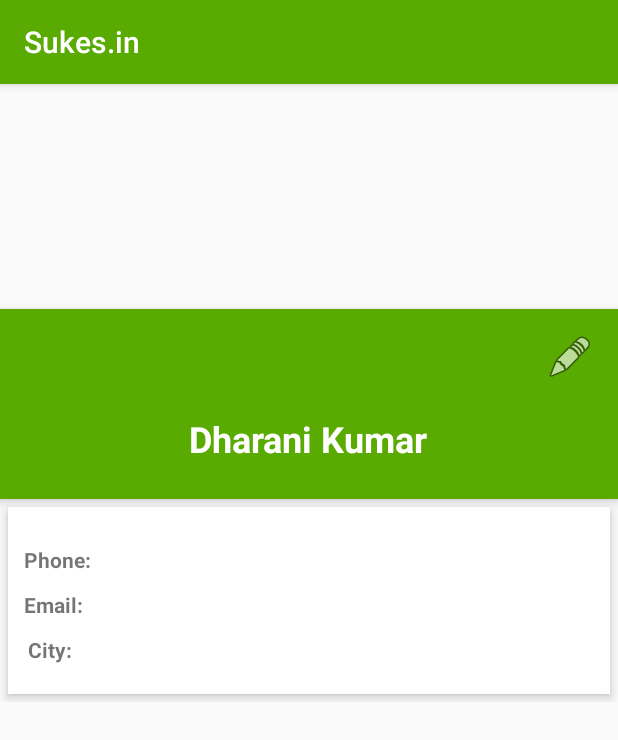
After one commit to dharaniab98/sukes, an Android app: the Profile_Activity screen opened directly, with no data from a screen before it, on a phone screen of 412 x 824 dp. The commit adds this screen. Shown: the top 740 px of the screen. Run offline under Robolectric (Android 15) with nearby library versions, the phone set to English and light mode, and no system bars; our stand-ins replace CircleImageView.

Commit message:
working fine

```diff
--- a/app/build.gradle
+++ b/app/build.gradle
@@ -26,5 +26,7 @@ dependencies {
     implementation 'com.android.support.constraint:constraint-layout:1.0.2'
     testImplementation 'junit:junit:4.12'
     androidTestImplementation 'com.android.support.test:runner:1.0.1'
+    compile 'de.hdodenhof:circleimageview:2.1.0'
     androidTestImplementation 'com.android.support.test.espresso:espresso-core:3.0.1'
+
 }
--- a/app/src/main/AndroidManifest.xml
+++ b/app/src/main/AndroidManifest.xml
@@ -13,12 +13,18 @@
             android:name=".MainActivity"
             android:label="@string/app_name"
             android:theme="@style/AppTheme.NoActionBar">
+
+        </activity>
+        <activity android:name=".Paid_Services_Activity" />
+        <activity android:name=".Profile_Activity" />
+        <activity android:name=".Login_Activity" >
             <intent-filter>
                 <action android:name="android.intent.action.MAIN" />
 
                 <category android:name="android.intent.category.LAUNCHER" />
             </intent-filter>
         </activity>
+        <activity android:name=".Signup_Activity"></activity>
     </application>
 
 </manifest>
--- /dev/null
+++ b/app/src/main/java/com/example/dharani/navigation/Profile_Activity.java
@@ -0,0 +1,13 @@
+package com.example.dharani.navigation;
+
+import android.support.v7.app.AppCompatActivity;
+import android.os.Bundle;
+
+public class Profile_Activity extends AppCompatActivity {
+
+    @Override
+    protected void onCreate(Bundle savedInstanceState) {
+        super.onCreate(savedInstanceState);
+        setContentView(R.layout.profile);
+    }
+}
--- a/app/src/main/res/layout/activity_login.xml
+++ b/app/src/main/res/layout/activity_login.xml
@@ -45,7 +45,7 @@
                 android:hint="Password"/>
         </android.support.design.widget.TextInputLayout>
 
-        <android.support.v7.widget.AppCompatButton
+        <Button
             android:id="@+id/btn_login"
             android:layout_width="fill_parent"
             android:layout_height="wrap_content"
--- /dev/null
+++ b/app/src/main/res/layout/profile.xml
@@ -0,0 +1,135 @@
+<?xml version="1.0" encoding="utf-8"?>
+<ScrollView xmlns:android="http://schemas.android.com/apk/res/android"
+    xmlns:app="http://schemas.android.com/apk/res-auto"
+    xmlns:tools="http://schemas.android.com/tools"
+
+    android:layout_width="match_parent"
+    android:layout_height="match_parent">
+
+    <RelativeLayout
+        android:layout_width="match_parent"
+        android:layout_height="match_parent"
+        android:id="@+id/layout">
+
+
+        <ImageView
+            android:id="@+id/header_cover_image"
+            android:layout_width="match_parent"
+            android:layout_height="150dp"
+            android:background="?attr/selectableItemBackgroundBorderless"
+            android:scaleType="centerCrop"
+
+            />
+
+        <de.hdodenhof.circleimageview.CircleImageView
+            xmlns:app="http://schemas.android.com/apk/res-auto"
+
+            android:clickable="true"
+            app:civ_border_width="3dp"
+            app:civ_border_color="#FFFFFFFF"
+
+            android:id="@+id/profile"
+            android:layout_width="200dp"
+            android:layout_height="200dp"
+            android:layout_below="@+id/header_cover_image"
+            android:layout_centerHorizontal="true"
+            android:layout_marginTop="-130dp"
+            android:elevation="5dp"
+            android:padding="20dp"
+            android:scaleType="centerCrop"
+             />
+
+        <RelativeLayout
+            android:id="@+id/profile_layout"
+            android:layout_width="match_parent"
+            android:layout_height="wrap_content"
+            android:layout_below="@+id/header_cover_image"
+            android:background="#59ab02"
+            android:elevation="4dp"
+            android:paddingBottom="24dp">
+
+
+            <ImageView
+                android:id="@+id/edit"
+                android:layout_width="wrap_content"
+                android:layout_height="wrap_content"
+                android:layout_alignParentRight="true"
+                android:layout_marginLeft="16dp"
+                android:layout_marginRight="16dp"
+                android:layout_marginTop="16dp"
+                android:clickable="true"
+
+                android:src="@android:drawable/ic_menu_edit" />
+
+            <TextView
+                android:id="@+id/name"
+                android:layout_width="wrap_content"
+                android:layout_height="wrap_content"
+                android:layout_centerHorizontal="true"
+                android:layout_marginTop="70dp"
+                android:text="Dharani Kumar"
+                android:textColor="#fff"
+                android:textSize="24sp"
+                android:textStyle="bold" />
+        </RelativeLayout>
+
+
+        <LinearLayout
+            android:layout_width="match_parent"
+            android:layout_height="match_parent"
+            android:layout_below="@+id/profile_layout"
+            android:layout_margin="5dp"
+            android:layout_marginTop="5dp"
+            android:background="#fff"
+            android:elevation="4dp"
+            android:orientation="vertical"
+            android:paddingTop="20dp"
+            android:paddingBottom="20dp"
+            android:paddingRight="5dp"
+            android:paddingLeft="5dp"
+
+            >
+
+            <TextView
+                android:id="@+id/phone"
+                android:layout_width="wrap_content"
+                android:layout_height="wrap_content"
+                android:layout_margin="5dp"
+                android:clickable="true"
+                android:text="Phone: "
+                android:textStyle="bold"
+                android:layout_marginLeft="25dp"
+                app:layout_constraintLeft_toLeftOf="parent"
+                android:layout_marginTop="8dp"
+                 />
+
+            <TextView
+                android:id="@+id/mail"
+                android:layout_width="wrap_content"
+                android:layout_height="wrap_content"
+                android:layout_margin="5dp"
+                android:clickable="true"
+                android:text="Email: "
+                android:textStyle="bold"
+                android:layout_marginLeft="8dp"
+                app:layout_constraintLeft_toLeftOf="parent"
+                android:layout_marginTop="8dp"
+                 />
+
+            <TextView
+                android:id="@+id/city"
+                android:layout_width="wrap_content"
+                android:layout_height="wrap_content"
+                android:layout_marginTop="5dp"
+                android:clickable="true"
+                android:text="City: "
+                android:textStyle="bold"
+                app:layout_constraintTop_toBottomOf="@+id/textView15"
+                android:layout_marginLeft="8dp"
+                 />
+
+
+
+        </LinearLayout>
+    </RelativeLayout>
+</ScrollView>
```
Also changed, not shown: app/src/main/java/com/example/dharani/navigation/Login_Activity.java (added, +158 -0 lines), app/src/main/java/com/example/dharani/navigation/MainActivity.java (+12 -6 lines), app/src/main/java/com/example/dharani/navigation/Paid_Services_Activity.java (added, +33 -0 lines), app/src/main/java/com/example/dharani/navigation/Signup_Activity.java (added, +13 -0 lines), app/src/main/res/layout/activity_paid__services_.xml (added, +14 -0 lines), app/src/main/res/layout/list_item_paid_services.xml (added, +11 -0 lines), app/src/main/res/menu/activity_main_drawer.xml (+6 -7 lines).
